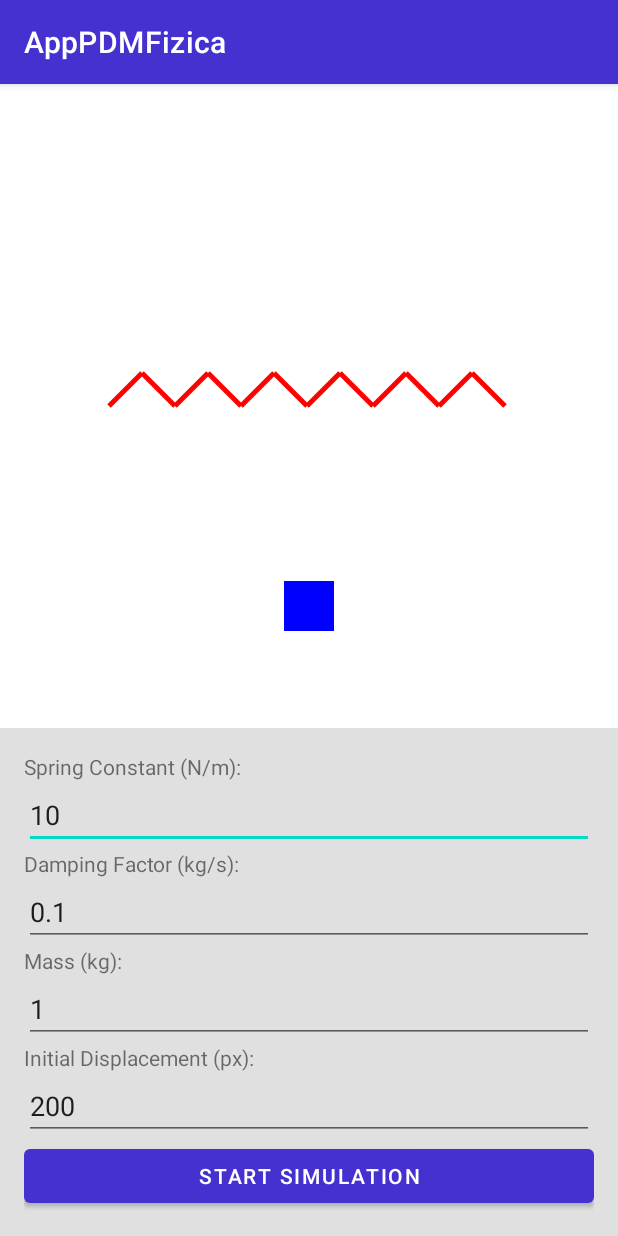
After one commit to Emanuel532/PDMAndroidProject, an Android app: the SpringSimulatorActivity screen opened directly, with no data from a screen before it, on a phone screen of 412 x 824 dp. The commit adds this screen. Run offline under Robolectric (Android 15) with nearby library versions, the phone set to English and light mode, and no system bars.

Commit message:
arc cu probleme laterale

```diff
--- /dev/null
+++ b/app/src/main/java/com/example/apppdmfizica/SpringSimulatorActivity.java
@@ -0,0 +1,52 @@
+package com.example.apppdmfizica;
+
+import android.os.Bundle;
+import android.text.TextUtils;
+import android.widget.Button;
+import android.widget.EditText;
+import androidx.appcompat.app.AppCompatActivity;
+
+public class SpringSimulatorActivity extends AppCompatActivity {
+
+    private SpringView springView;
+    private EditText editSpringConstant, editDampingFactor, editMass, editInitialDisplacement;
+    private Button buttonStartSimulation;
+
+    @Override
+    protected void onCreate(Bundle savedInstanceState) {
+        super.onCreate(savedInstanceState);
+        setContentView(R.layout.activity_spring_simulator);
+
+        springView = findViewById(R.id.springView);
+        editSpringConstant = findViewById(R.id.editSpringConstant);
+        editDampingFactor = findViewById(R.id.editDampingFactor);
+        editMass = findViewById(R.id.editMass);
+        editInitialDisplacement = findViewById(R.id.editInitialDisplacement);
+        buttonStartSimulation = findViewById(R.id.buttonStartSimulation);
+
+        buttonStartSimulation.setOnClickListener(v -> {
+            float springConstant = getInputValue(editSpringConstant, 10.0f);
+            float dampingFactor = getInputValue(editDampingFactor, 0.1f);
+            float mass = getInputValue(editMass, 1.0f);
+            float initialDisplacement = getInputValue(editInitialDisplacement, 200.0f);
+
+            springView.setSpringConstant(springConstant);
+            springView.setDampingFactor(dampingFactor);
+            springView.setMass(mass);
+            springView.setInitialDisplacement(initialDisplacement);
+            springView.startSimulation();
+        });
+    }
+
+    private float getInputValue(EditText editText, float defaultValue) {
+        String input = editText.getText().toString();
+        if (!TextUtils.isEmpty(input)) {
+            try {
+                return Float.parseFloat(input);
+            } catch (NumberFormatException e) {
+                // Handle invalid input
+            }
+        }
+        return defaultValue;
+    }
+}
--- /dev/null
+++ b/app/src/main/java/com/example/apppdmfizica/SpringView.java
@@ -0,0 +1,130 @@
+package com.example.apppdmfizica;
+
+import android.content.Context;
+import android.graphics.Canvas;
+import android.graphics.Color;
+import android.graphics.Paint;
+import android.util.AttributeSet;
+import android.view.View;
+
+public class SpringView extends View {
+
+    private Paint paint;
+    private float springConstant;
+    private float dampingFactor;
+    private float mass;
+    private float initialDisplacement;
+    private float displacement;
+    private float velocity;
+    private long lastUpdateTime;
+    private boolean isSimulationRunning;
+
+    public SpringView(Context context, AttributeSet attrs) {
+        super(context, attrs);
+        init();
+    }
+
+    private void init() {
+        paint = new Paint();
+        paint.setColor(Color.RED);
+        paint.setStyle(Paint.Style.STROKE);
+        paint.setStrokeWidth(5);
+
+        springConstant = 10.0f;
+        dampingFactor = 0.1f;
+        mass = 1.0f;
+        initialDisplacement = 200.0f;
+        displacement = initialDisplacement;
+        velocity = 0.0f;
+        isSimulationRunning = false;
+    }
+
+    @Override
+    protected void onDraw(Canvas canvas) {
+        super.onDraw(canvas);
+        drawSpring(canvas);
+        if (isSimulationRunning) {
+            updateDisplacement();
+        }
+        drawBlock(canvas);
+        invalidate();
+    }
+
+    private void drawSpring(Canvas canvas) {
+        int width = getWidth();
+        int height = getHeight();
+        int springLength = 400;  // Arbitrary length for the spring when at rest
+        int numCoils = 6;        // Number of coils in the spring
+        int coilSpacing = springLength / numCoils;
+        float xStart = width / 2 - springLength / 2;
+        float xEnd = width / 2 + springLength / 2;
+        float y = height / 2;
+
+        // Draw the spring
+        float x = xStart;
+        for (int i = 0; i < numCoils; i++) {
+            canvas.drawLine(x, y, x + coilSpacing / 2, y - coilSpacing / 2, paint);
+            canvas.drawLine(x + coilSpacing / 2, y - coilSpacing / 2, x + coilSpacing, y, paint);
+            x += coilSpacing;
+        }
+    }
+
+    private void drawBlock(Canvas canvas) {
+        int width = getWidth();
+        int height = getHeight();
+        float blockSize = 50.0f;
+        float blockX = width / 2 - blockSize / 2;
+        float blockY = height / 2 + displacement;
+
+        Paint blockPaint = new Paint();
+        blockPaint.setColor(Color.BLUE);
+        blockPaint.setStyle(Paint.Style.FILL);
+
+        canvas.drawRect(blockX, blockY - blockSize / 2, blockX + blockSize, blockY + blockSize / 2, blockPaint);
+    }
+
+    private void updateDisplacement() {
+        long currentTime = System.currentTimeMillis();
+        long elapsedTime = currentTime - lastUpdateTime;
+        float dt = elapsedTime / 1000.0f;  // Convert to seconds
+
+        // Calculate acceleration due to spring force and damping
+        float acceleration = (-springConstant * displacement - dampingFactor * velocity) / mass;
+
+        // Update velocity and displacement using simple Euler integration
+        velocity += acceleration * dt;
+        displacement += velocity * dt;
+
+        lastUpdateTime = currentTime;
+
+        // Stop the simulation if the velocity is very small
+        if (Math.abs(velocity) < 0.1f && Math.abs(displacement) < 0.1f) {
+            isSimulationRunning = false;
+        }
+    }
+
+    public void setSpringConstant(float springConstant) {
+        this.springConstant = springConstant;
+    }
+
+    public void setDampingFactor(float dampingFactor) {
+        this.dampingFactor = dampingFactor;
+    }
+
+    public void setMass(float mass) {
+        this.mass = mass;
+    }
+
+    public void setInitialDisplacement(float initialDisplacement) {
+        this.initialDisplacement = initialDisplacement;
+        this.displacement = initialDisplacement;
+    }
+
+    public void startSimulation() {
+        displacement = initialDisplacement;
+        velocity = 0.0f;
+        isSimulationRunning = true;
+        lastUpdateTime = System.currentTimeMillis();
+        invalidate();
+    }
+}
--- /dev/null
+++ b/app/src/main/res/layout/activity_spring_simulator.xml
@@ -0,0 +1,72 @@
+<?xml version="1.0" encoding="utf-8"?>
+<RelativeLayout xmlns:android="http://schemas.android.com/apk/res/android"
+    android:layout_width="match_parent"
+    android:layout_height="match_parent">
+
+    <com.example.apppdmfizica.SpringView
+        android:id="@+id/springView"
+        android:layout_width="match_parent"
+        android:layout_height="match_parent"
+        android:layout_above="@+id/controlPanel"
+        android:background="#FFFFFF"/>
+
+    <LinearLayout
+        android:id="@+id/controlPanel"
+        android:layout_width="match_parent"
+        android:layout_height="wrap_content"
+        android:layout_alignParentBottom="true"
+        android:orientation="vertical"
+        android:padding="16dp"
+        android:background="#E0E0E0">
+
+        <TextView
+            android:layout_width="wrap_content"
+            android:layout_height="wrap_content"
+            android:text="Spring Constant (N/m):"/>
+        <EditText
+            android:id="@+id/editSpringConstant"
+            android:layout_width="match_parent"
+            android:layout_height="wrap_content"
+            android:inputType="numberDecimal"
+            android:text="10"/>
+
+        <TextView
+            android:layout_width="wrap_content"
+            android:layout_height="wrap_content"
+            android:text="Damping Factor (kg/s):"/>
+        <EditText
+            android:id="@+id/editDampingFactor"
+            android:layout_width="match_parent"
+            android:layout_height="wrap_content"
+            android:inputType="numberDecimal"
+            android:text="0.1"/>
+
+        <TextView
+            android:layout_width="wrap_content"
+            android:layout_height="wrap_content"
+            android:text="Mass (kg):"/>
+        <EditText
+            android:id="@+id/editMass"
+            android:layout_width="match_parent"
+            android:layout_height="wrap_content"
+            android:inputType="numberDecimal"
+            android:text="1"/>
+
+        <TextView
+            android:layout_width="wrap_content"
+            android:layout_height="wrap_content"
+            android:text="Initial Displacement (px):"/>
+        <EditText
+            android:id="@+id/editInitialDisplacement"
+            android:layout_width="match_parent"
+            android:layout_height="wrap_content"
+            android:inputType="numberDecimal"
+            android:text="200"/>
+
+        <Button
+            android:id="@+id/buttonStartSimulation"
+            android:layout_width="match_parent"
+            android:layout_height="wrap_content"
+            android:text="Start Simulation"/>
+    </LinearLayout>
+</RelativeLayout>
--- a/app/src/main/res/layout/activity_vizualizator_list.xml
+++ b/app/src/main/res/layout/activity_vizualizator_list.xml
@@ -43,13 +43,13 @@
                 android:backgroundTint="@color/galben_tema" />
 
             <Button
-                android:id="@+id/button_formula3"
+                android:id="@+id/button_arc"
                 android:layout_width="0dp"
                 android:layout_height="wrap_content"
                 android:layout_columnWeight="1"
                 android:layout_rowWeight="1"
                 android:layout_margin="8dp"
-                android:text="CALCUL MISCAREA CIRCULARA"
+                android:text="Arc"
                 android:textColor="@color/text_buton"
                 android:backgroundTint="@color/galben_tema" />
 
```
Also changed, not shown: app/src/main/AndroidManifest.xml (+7 -0 lines), app/src/main/java/com/example/apppdmfizica/VizualizatorList.java (+9 -0 lines).
